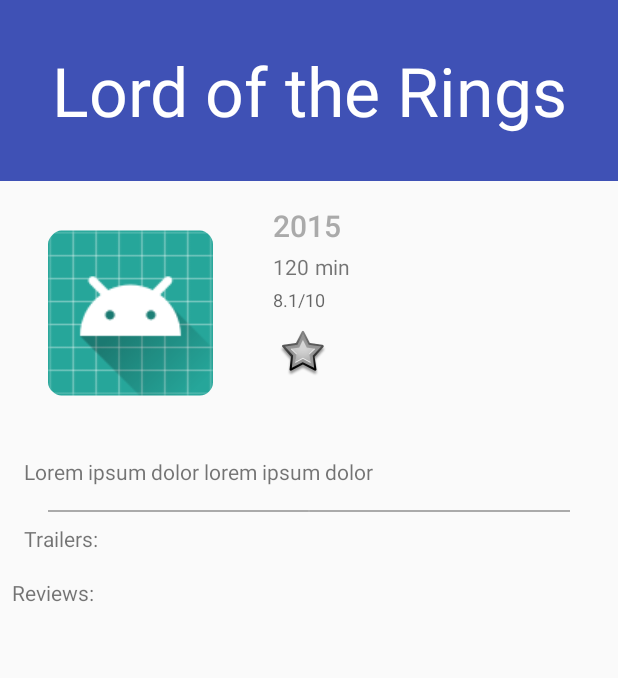
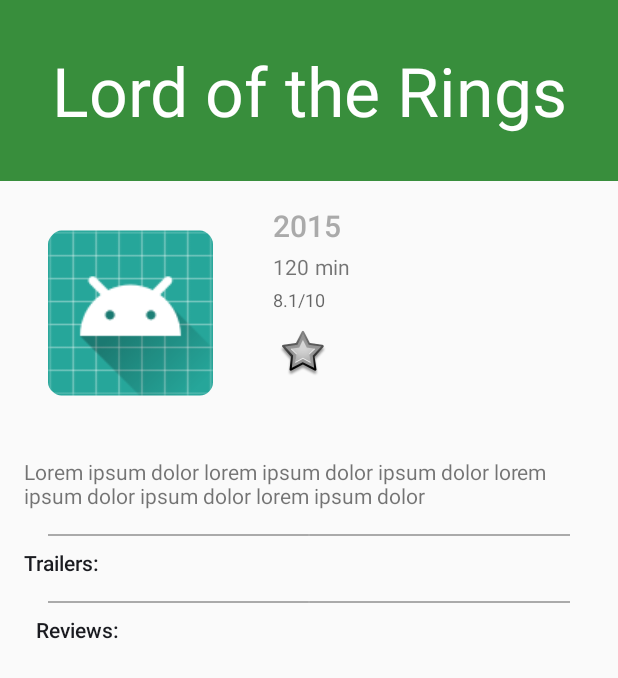
Before and after one commit to piscies/popular-movies, an Android app: the layout activity_movie_details.xml on its own in the app's theme, with its tools: preview values and no code run, on a phone screen of 412 x 824 dp. Shown: the top 678 px of the screen. Run offline under Robolectric (Android 15) with nearby library versions, the phone set to English and light mode, and no system bars.

Commit message:
Image size fixing, adding favorite stars in main listing, and general layout fixes.

```diff
--- a/app/build.gradle
+++ b/app/build.gradle
@@ -20,6 +20,10 @@ android {
     buildTypes.each {
         it.buildConfigField 'String', 'MOVIE_DB_API_KEY', MovieDbAPIKey
     }
+
+    dataBinding {
+        enabled = true
+    }
 }
 
 dependencies {
--- a/app/src/main/java/br/com/marcosaraiva/popularmovies/MovieDetailsActivity.java
+++ b/app/src/main/java/br/com/marcosaraiva/popularmovies/MovieDetailsActivity.java
@@ -190,7 +190,7 @@ public class MovieDetailsActivity
         mdMovieReleaseDateTextView.setText(mdMovie.getReleaseDate());
         mdMovieRuntimeTextView.setText(Integer.toString(mdMovie.getRuntime()));
 
-        String posterURL = NetworkUtilities.MOVIEDB_IMAGE_500_URL + mdMovie.getPosterRelativePath();
+        String posterURL = NetworkUtilities.MOVIEDB_IMAGE_780_URL + mdMovie.getPosterRelativePath();
         Picasso.with(this).load(posterURL).into(mdMoviePosterImageView);
     }
 
--- a/app/src/main/res/layout/activity_movie_details.xml
+++ b/app/src/main/res/layout/activity_movie_details.xml
@@ -100,14 +100,16 @@
 
         <TextView
             android:id="@+id/tv_movie_details_overview"
-            android:layout_width="wrap_content"
+            android:layout_width="match_parent"
             android:layout_height="wrap_content"
             android:layout_marginLeft="16dp"
             android:layout_marginStart="16dp"
+            android:layout_marginRight="16dp"
+            android:layout_marginEnd="16dp"
             android:layout_marginTop="16dp"
             app:layout_constraintStart_toStartOf="parent"
             app:layout_constraintTop_toBottomOf="@+id/iv_movie_details_poster"
-            tools:text="Lorem ipsum dolor lorem ipsum dolor" />
+            tools:text="Lorem ipsum dolor lorem ipsum dolor ipsum dolor lorem ipsum dolor ipsum dolor lorem ipsum dolor" />
 
         <ImageView
             android:id="@+id/iv_divider_main_trailer"
@@ -129,9 +131,11 @@
             android:layout_width="wrap_content"
             android:layout_height="wrap_content"
             android:layout_marginTop="8dp"
+            android:layout_marginBottom="8dp"
             android:text="Trailers:"
+            android:textAppearance="@style/TextAppearance.Compat.Notification.Title"
             app:layout_constraintStart_toStartOf="@+id/tv_movie_details_overview"
-            app:layout_constraintTop_toBottomOf="@+id/iv_divider_main_trailer" />
+            app:layout_constraintTop_toBottomOf="@+id/iv_divider_main_trailer"/>
 
         <android.support.v7.widget.RecyclerView
             android:id="@+id/rv_trailers"
@@ -143,13 +147,18 @@
 
         <ImageView
             android:id="@+id/iv_divider_trailer_review"
-            android:layout_width="wrap_content"
-            android:layout_height="wrap_content"
+            android:layout_width="match_parent"
+            android:layout_height="1dp"
             android:layout_marginTop="16dp"
+            android:layout_marginStart="32dp"
+            android:layout_marginLeft="32dp"
+            android:layout_marginEnd="32dp"
+            android:layout_marginRight="32dp"
             app:layout_constraintEnd_toEndOf="parent"
             app:layout_constraintStart_toStartOf="parent"
             app:layout_constraintTop_toBottomOf="@+id/rv_trailers"
-            app:srcCompat="@android:drawable/divider_horizontal_dark" />
+            app:srcCompat="@android:drawable/divider_horizontal_dark"
+            android:background="@android:color/darker_gray"/>
 
         <TextView
             android:id="@+id/tv_movie_details_review_label"
@@ -157,8 +166,11 @@
             android:layout_height="wrap_content"
             android:layout_marginStart="8dp"
             android:layout_marginLeft="8dp"
+            android:layout_marginTop="8dp"
+            android:layout_marginBottom="8dp"
             android:text="Reviews:"
-            app:layout_constraintStart_toStartOf="parent"
+            android:textAppearance="@style/TextAppearance.Compat.Notification.Title"
+            app:layout_constraintStart_toStartOf="@+id/tv_movie_details_trailers_label"
             app:layout_constraintTop_toBottomOf="@+id/iv_divider_trailer_review" />
 
         <android.support.v7.widget.RecyclerView
--- a/app/src/main/res/values/colors.xml
+++ b/app/src/main/res/values/colors.xml
@@ -1,6 +1,8 @@
 <?xml version="1.0" encoding="utf-8"?>
 <resources>
-    <color name="colorPrimary">#3F51B5</color>
-    <color name="colorPrimaryDark">#303F9F</color>
-    <color name="colorAccent">#FF4081</color>
+    <color name="colorPrimary">#388e3c</color>
+    <color name="colorPrimaryDark">#00600f</color>
+    <color name="colorPrimaryLight">#6abf69</color>
+    <color name="colorAccent">#616161</color>
+    <color name="textColorPrimary">#ffffff</color>
 </resources>
```
Also changed, not shown: app/src/main/java/br/com/marcosaraiva/popularmovies/MainActivity.java (+2 -13 lines), app/src/main/java/br/com/marcosaraiva/popularmovies/MovieListAdapter.java (+9 -1 lines), app/src/main/java/br/com/marcosaraiva/popularmovies/Utilities/NetworkUtilities.java (+8 -5 lines), app/src/main/res/layout/movie_list_item.xml (+15 -13 lines), app/src/main/res/layout/review_list_item.xml (+7 -3 lines).
